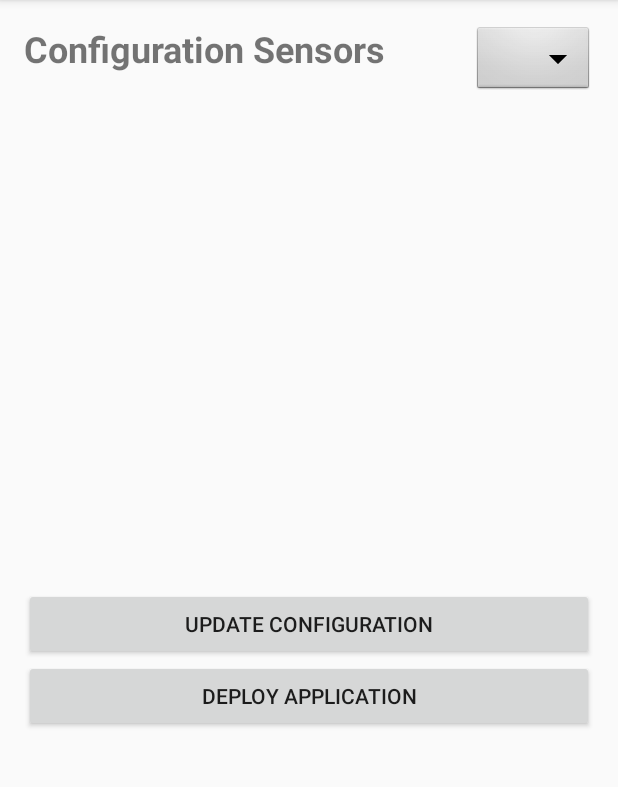
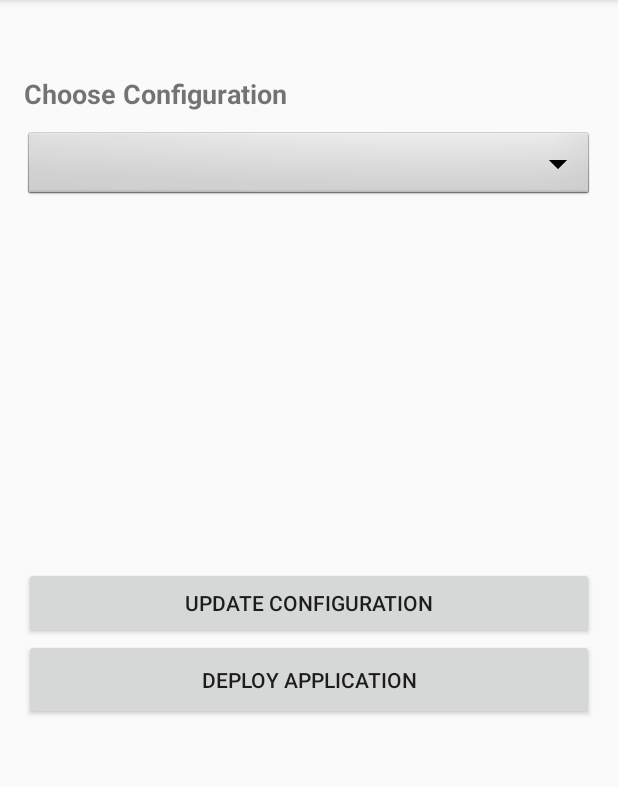
Before and after one commit to 9blue/ad-hoc-building-sensor-devices, an Android app: the ListActivity screen opened directly, with no data from a screen before it, on a phone screen of 412 x 824 dp, the part 84-871 px from its top. Run offline under Robolectric (Android 15) with nearby library versions, the phone set to English and light mode, and no system bars; our stand-ins replace Firebase (no records; nobody signed in at launch, a user with empty details on screens opened directly); 2 statements that could not run were skipped.

Commit message:
ui modifications complete

```diff
--- a/android/app/src/main/res/layout/activity_main.xml
+++ b/android/app/src/main/res/layout/activity_main.xml
@@ -44,7 +44,7 @@
 
     </LinearLayout>
 
-    <Button
+    <!--<Button
         android:layout_width="fill_parent"
         android:layout_height="60dp"
         android:text="Configure Application"
@@ -55,5 +55,5 @@
         android:layout_centerHorizontal="true"
         android:textSize="20sp"
         android:textStyle="normal"
-        />
+        />-->
 </RelativeLayout>
--- a/android/app/src/main/res/layout/list.xml
+++ b/android/app/src/main/res/layout/list.xml
@@ -17,23 +17,30 @@
                   android:layout_height="wrap_content">
 
         <LinearLayout
-            android:orientation="horizontal"
+            android:orientation="vertical"
             android:layout_width="match_parent"
             android:layout_height="match_parent">
 
             <TextView
-                android:text="Configuration Sensors"
-                android:layout_width="wrap_content"
-                android:layout_height="wrap_content"
-                android:id="@+id/typeView"
-                android:textSize="24sp"
-                android:layout_weight="1"
+                android:layout_width="match_parent"
+                android:layout_height="34dp"
+                android:id="@+id/appView"
+                android:textSize="18sp"
                 android:textStyle="normal|bold"
                 android:fontFamily="sans-serif"/>
 
+            <TextView
+                android:text="Choose Configuration"
+                android:layout_width="match_parent"
+                android:layout_height="36dp"
+                android:id="@+id/textView2"
+                android:textSize="18sp"
+                android:textStyle="normal|bold"
+                android:fontFamily="sans-serif" />
+
             <Spinner
                 android:id="@+id/spinner"
-                android:layout_width="wrap_content"
+                android:layout_width="match_parent"
                 android:layout_height="wrap_content"
                 android:background="@android:drawable/btn_dropdown"
                 android:spinnerMode="dropdown"
@@ -43,7 +50,7 @@
 
         <ExpandableListView
         android:layout_width="fill_parent"
-        android:layout_height="327dp"
+        android:layout_height="243dp"
         android:id="@+id/sensorList"/>
 
         <Button
@@ -55,7 +62,7 @@
         <Button
             android:text="Deploy Application"
             android:layout_width="match_parent"
-            android:layout_height="wrap_content"
+            android:layout_height="54dp"
             android:id="@+id/deployButton"
             android:layout_alignParentStart="true"
             />
```
Also changed, not shown: android/app/src/main/java/ini_google/ad_hoc_building_sensor_devices/mad_hoc/ui/ListActivity.java (+49 -3 lines), android/app/src/main/java/ini_google/ad_hoc_building_sensor_devices/mad_hoc/ui/MainActivity.java (+9 -9 lines), android/app/src/main/java/ini_google/ad_hoc_building_sensor_devices/mad_hoc/ui/SensorActivity.java (+6 -3 lines), android/app/src/main/res/layout/activity_sensor.xml (+4 -4 lines).
